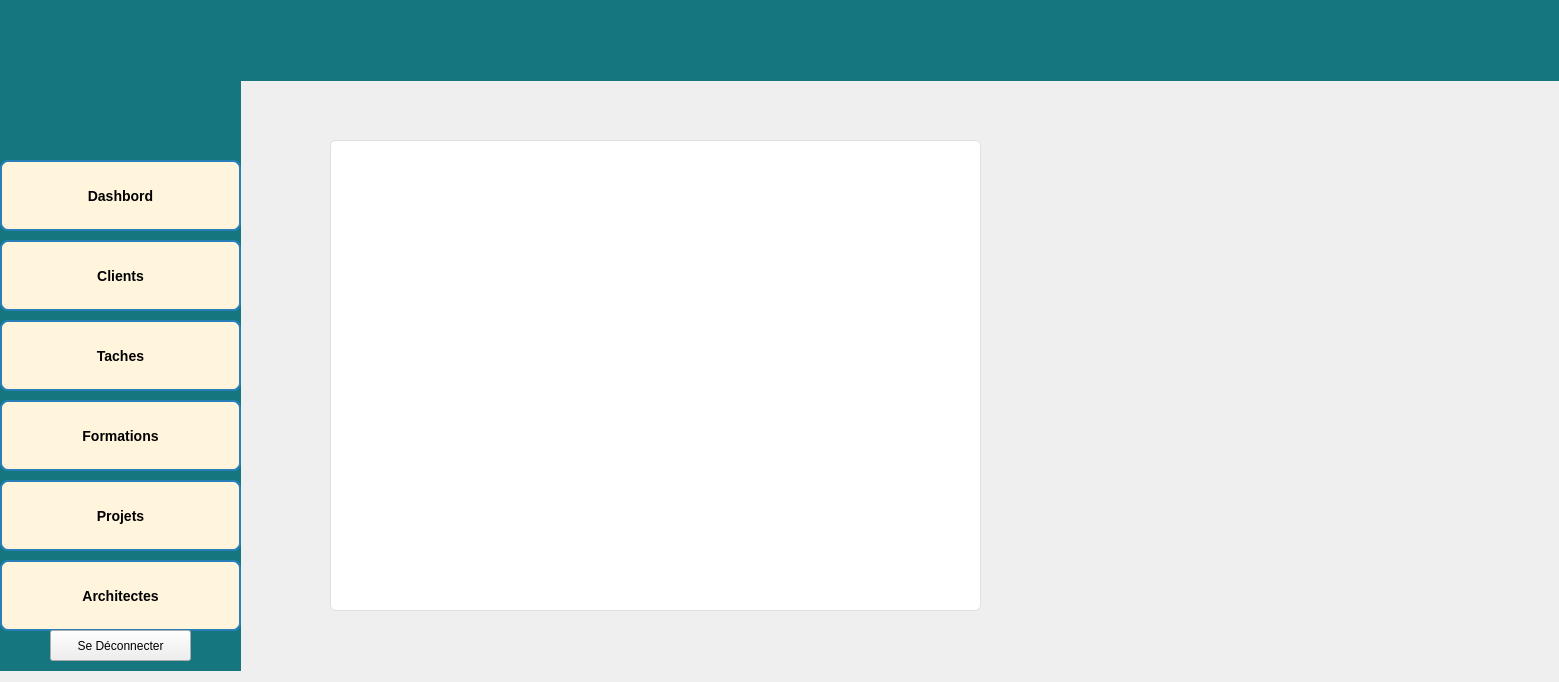
First picture: the form in dashbord.ui, repository PCPP2425-esprit2A7/2a7-architect-, before the edit.
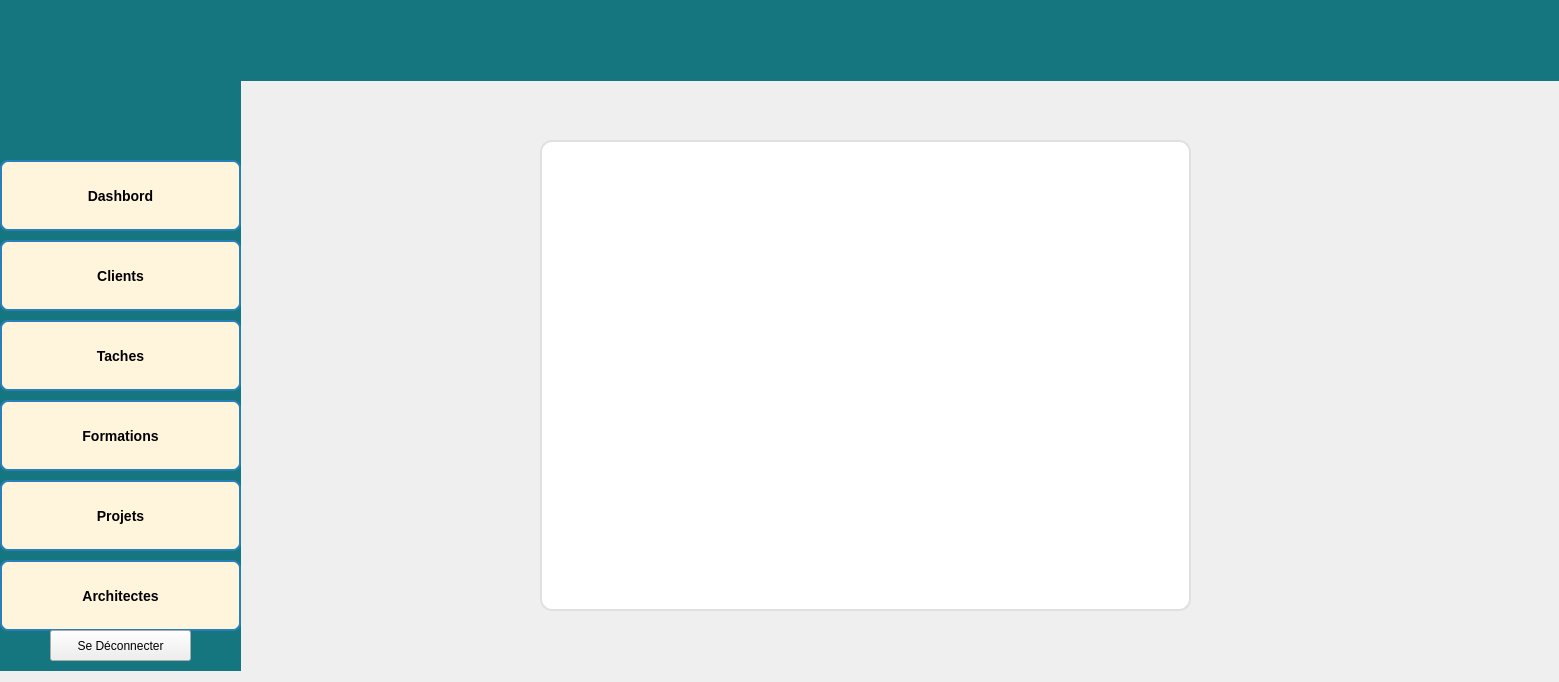
Second picture: the form after the edit. Icons and pictures are not drawn.

Diff of the .ui file:
```diff
--- a/dashbord.ui
+++ b/dashbord.ui
@@ -466,7 +466,7 @@
   <widget class="QTableWidget" name="tableView">
    <property name="geometry">
     <rect>
-     <x>330</x>
+     <x>540</x>
      <y>140</y>
      <width>651</width>
      <height>471</height>
@@ -475,45 +475,75 @@
    <property name="styleSheet">
     <string notr="true">/* Style de base pour le tableau */
 #tableView {
-    background-color: #ffffff;
-    border: 1px solid #e0e0e0;
-    border-radius: 6px;
-    alternate-background-color: #f8f9fa;
-    gridline-color: #e0e0e0;
-    font-family: &quot;Segoe UI&quot;, Arial;
-    font-size: 12px;
+ background-color: #ffffff;
+    border: 2px solid #e0e0e0;
+    border-radius: 12px;
+    alternate-background-color: #f8fafc;
+    gridline-color: #e2e8f0;
+    font-family: 'Segoe UI', 'Roboto', sans-serif;
+    font-size: 14px;  /* Taille de police augmentée */
+    padding: 4px;
+    box-shadow: 0 1px 3px rgba(0, 0, 0, 0.05);
 }
 
 /* Style des cellules */
 #tableView::item {
-    padding: 8px;
+   padding: 8px;
     border-bottom: 1px solid #f0f0f0;
 }
 
-/* Style des en-têtes */
+/* En-têtes avec couleur ARCHITOPIA */
 #tableView QHeaderView::section {
-    background-color: #495057;
+    background-color: #15767f;  /* Couleur bleu-vert comme la navbar */
     color: white;
-    padding: 8px;
+    padding: 14px 16px;  /* Espacement augmenté */
     border: none;
-    font-weight: 500;
+    font-weight: 600;
+    font-size: 15px;  /* Taille de police augmentée */
+    border-radius: 8px;
+    margin: 2px;
 }
 
-/* Style de sélection */
+/* Sélection stylisée */
 #tableView::item:selected {
-    background-color: #e2f0fd;
-    color: #212529;
+    background-color: #e6fffa;
+    color: #234e52;
+    font-weight: 500;
 }
 
-/* Style des barres de défilement */
+/* Barres de défilement */
 #tableView QScrollBar:vertical {
-    width: 8px;
-    background: transparent;
+    width: 10px;
+    background: #f0fdfa;
+    border-radius: 5px;
 }
 
 #tableView QScrollBar::handle:vertical {
-    background: #adb5bd;
-    border-radius: 4px;
+    background: #15767f;  /* Couleur ARCHITOPIA */
+    border-radius: 5px;
+    min-height: 3px;
+}
+
+/* Effets de survol */
+#tableView::item:hover {
+    background-color: #f0fdf4;
+    transition: background-color 0.2s ease;
+}
+
+/* Style alterné des lignes */
+#tableView::item:alternate {
+    background-color: #f7fafc;
+}
+
+/* Coins arrondis */
+QHeaderView {
+    border-top-left-radius: 12px;
+    border-top-right-radius: 12px;
+}
+
+QTableView {
+    border-bottom-left-radius: 12px;
+    border-bottom-right-radius: 12px;
 }</string>
    </property>
   </widget>
```
